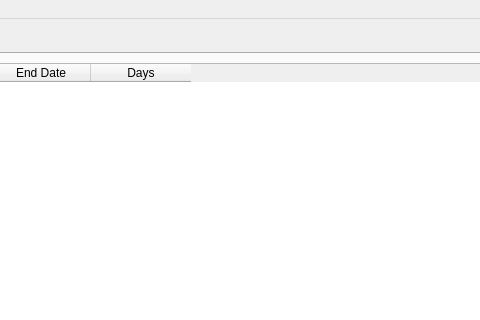
First picture: the form in res/mainwindow.ui, repository computergeek1507/ScottPlayer, before the edit; both pictures show x 432 to 912 and y 0 to 320 of the 1046 by 851 pixel window.
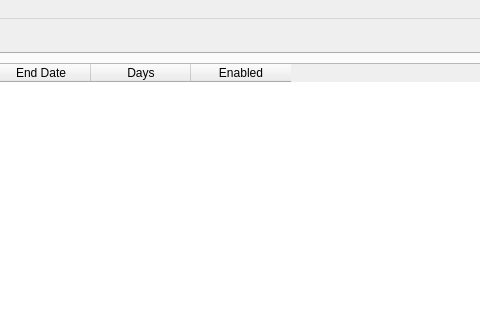
Second picture: the form after the edit. The open tabs and pages were chosen to show the change. Icons and pictures are not drawn.

Commit message: added Enabled to Schedule, Look for media next to FSEQ if missing

What changed in the file:
```diff
--- a/res/mainwindow.ui
+++ b/res/mainwindow.ui
@@ -206,6 +206,11 @@
             <string>Days</string>
            </property>
           </column>
+          <column>
+           <property name="text">
+            <string>Enabled</string>
+           </property>
+          </column>
          </widget>
         </item>
         <item>
```
Left out of the diff: 2 changed lines with no effect on the pictures. The commit also changes 8 other files.
